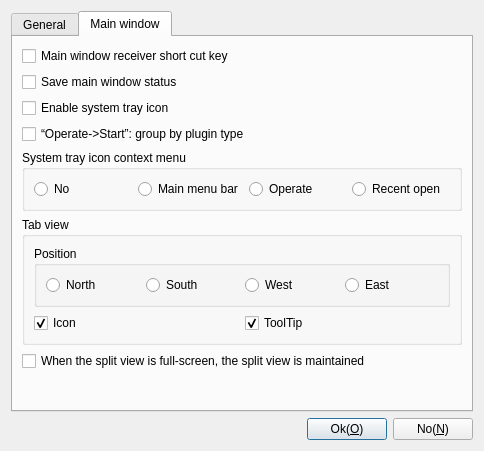
KangLin/RabbitRemoteControl, file App/Client/ParameterDlgSettings.ui: the form before one commit.
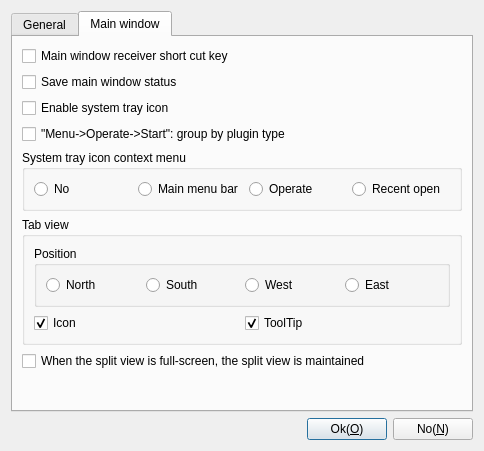
The form after the commit. Icons and pictures are not drawn.

The edit to the form file:
```diff
--- a/App/Client/ParameterDlgSettings.ui
+++ b/App/Client/ParameterDlgSettings.ui
@@ -277,7 +277,7 @@
        <item row="3" column="0">
         <widget class="QCheckBox" name="cbStartByType">
          <property name="text">
-          <string>“Operate-&gt;Start”: group by plugin type</string>
+          <string>&quot;Menu-&gt;Operate-&gt;Start&quot;: group by plugin type</string>
          </property>
         </widget>
        </item>
```
